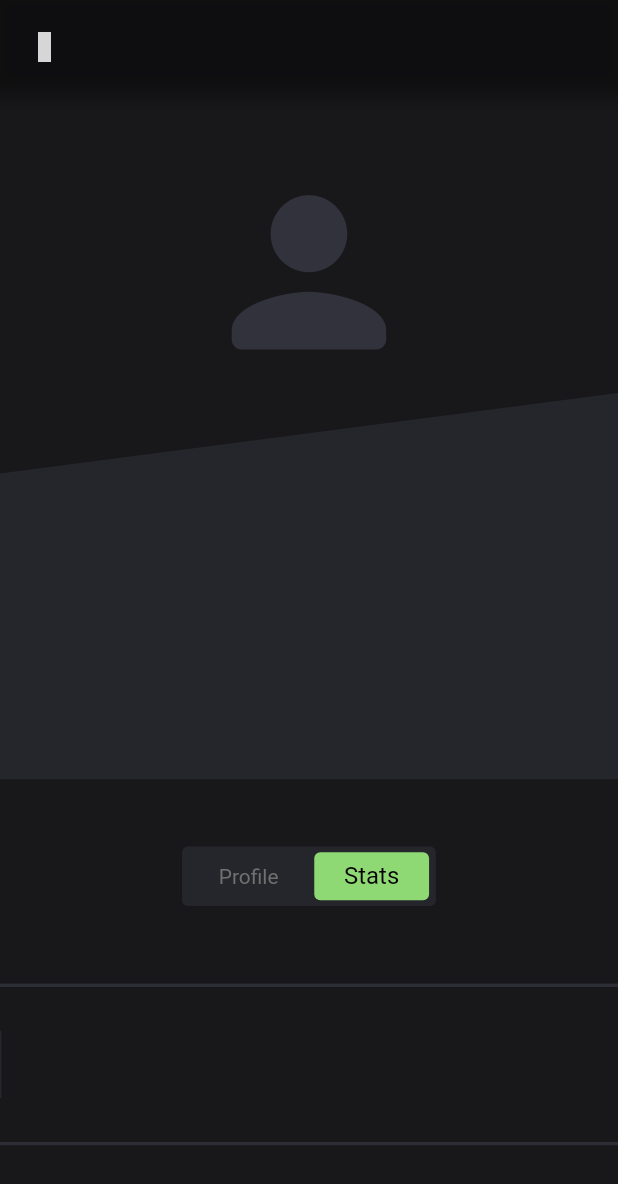
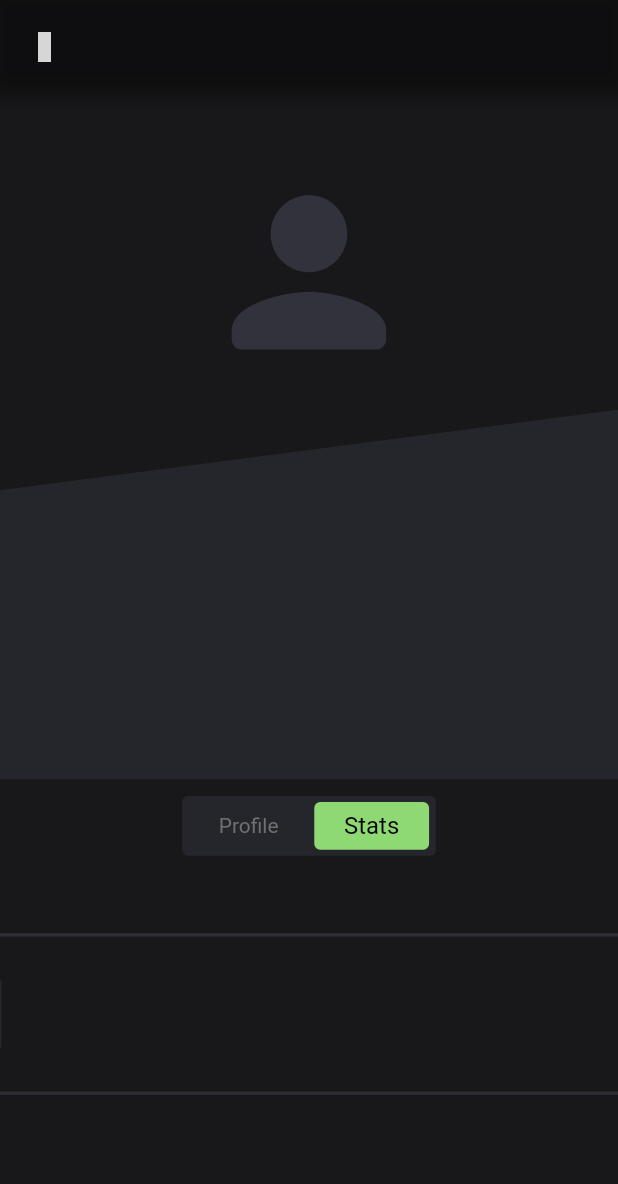
Before and after one commit to kokodavid/Sported, a Flutter app: the ProfilePage widget shown alone on an empty page, opened directly, item 2 of the bottom bar chosen, on a phone screen of 412 x 824 dp. Shown: the top 1184 px of the screen. Run offline on Flutter 3.47's test engine with Material 2 defaults, Android fonts, the phone set to English and light mode, and no system bars; drawn by our look-alikes of buttons_tabbar; our stand-ins replace bloc, chips_choice, cloud_firestore, convex_bottom_bar, equatable, firebase_auth and 13 more; missing offline and left inert: flutter_page_indicator, keyboard_avoider, mpesa_flutter_plugin, pedantic; accounts and stored records are empty; statements that could not run were skipped; grey boxes are pictures that could not be loaded.

Commit message:
Quick Fixes

```diff
--- a/lib/presentation/pages/profile_page.dart
+++ b/lib/presentation/pages/profile_page.dart
@@ -197,7 +197,7 @@ class _ProfilePageState extends State<ProfilePage> {
                   clipper: TrapeziumClipper(),
                   child: Container(
                     width: 1.sw,
-                    height: 230.h,
+                    height: 220.h,
                     color: Color(0xff25262C),
                     child: Padding(
                       padding: EdgeInsets.only(top: 96.h, left: 32.w, right: 32.w, bottom: 32.w),
@@ -334,7 +334,7 @@ class _ProfilePageState extends State<ProfilePage> {
                                             if (state is EditProfileLoadSuccess) {
                                               if (state.userProfile.sportsPlayed.isNotEmpty) {
                                                 return Container(
-                                                  width: 131.w,
+                                                  width: 130.w,
                                                   height: 58.w,
                                                   child: ListView.builder(
                                                     itemCount: state.userProfile.sportsPlayed.length,
@@ -354,7 +354,7 @@ class _ProfilePageState extends State<ProfilePage> {
                                                                 sport,
                                                               ),
                                                               color: Color(0xff8FD974),
-                                                              size: 32.r,
+                                                              size: 15.r,
                                                             ),
 
                                                             SizedBox(height: 10.h),
@@ -432,7 +432,7 @@ class _ProfilePageState extends State<ProfilePage> {
               ),
             ],
           ),
-          SizedBox(height: 40.h),
+          SizedBox(height: 10.h),
 
           //details
           DefaultTabController(
@@ -831,9 +831,9 @@ class _ProfilePageState extends State<ProfilePage> {
                   mainAxisAlignment: MainAxisAlignment.center,
                   children: [
                     MaterialButton(
-                      height: 40.h,
+                      height: 30.h,
                       color: Color(0x1AF44336),
-                      minWidth: 112.w,
+                      minWidth: 100.w,
                       padding: EdgeInsets.all(0),
                       shape: RoundedRectangleBorder(
                         side: BorderSide(
@@ -886,9 +886,9 @@ class _ProfilePageState extends State<ProfilePage> {
                   mainAxisAlignment: MainAxisAlignment.center,
                   children: [
                     MaterialButton(
-                      height: 40.h,
+                      height: 30.h,
                       color: Color(0x1AF44336),
-                      minWidth: 112.w,
+                      minWidth: 100.w,
                       padding: EdgeInsets.symmetric(horizontal: 20.w, vertical: 0),
                       shape: RoundedRectangleBorder(
                         side: BorderSide(
```
Also changed, not shown: lib/presentation/pages/sign_in_page.dart (+9 -0 lines), lib/presentation/pages/sign_up_page.dart (+11 -0 lines), lib/presentation/screens/edit_profile_screen.dart (+15 -1 lines), lib/presentation/widgets/edit_profile/select_level_dialog.dart (+5 -3 lines).
